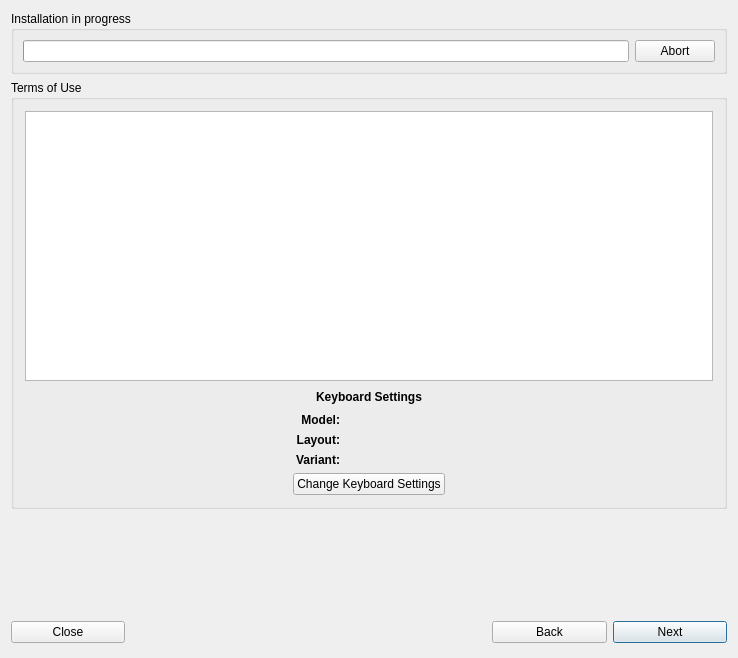
This is meinstall.ui in gazelle-installer/gazelle-installer as Qt 5 draws it before an edit. The edited form follows.
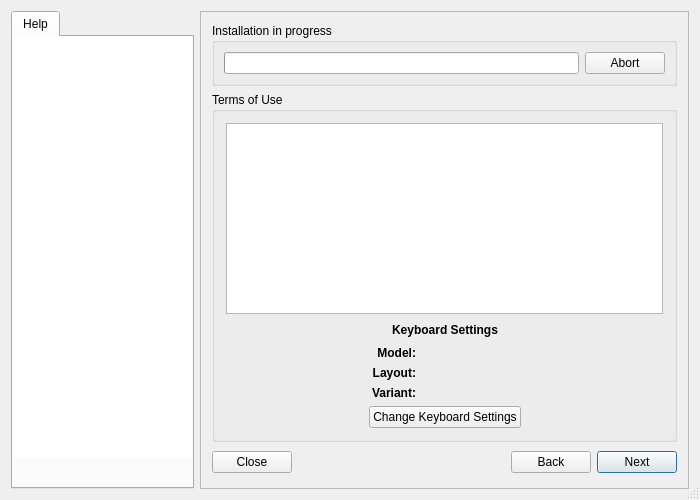
This is the edited form. Icons and pictures are not drawn.

Commit message: Fused the two window components.

What changed in the file:
```diff
--- a/meinstall.ui
+++ b/meinstall.ui
@@ -1,26 +1,200 @@
 <?xml version="1.0" encoding="UTF-8"?>
 <ui version="4.0">
  <class>MeInstall</class>
- <widget class="QWidget" name="MeInstall">
+ <widget class="QDialog" name="MeInstall">
   <property name="geometry">
    <rect>
     <x>0</x>
     <y>0</y>
-    <width>738</width>
-    <height>658</height>
+    <width>700</width>
+    <height>500</height>
    </rect>
   </property>
   <property name="sizePolicy">
-   <sizepolicy hsizetype="MinimumExpanding" vsizetype="MinimumExpanding">
+   <sizepolicy hsizetype="Minimum" vsizetype="Minimum">
     <horstretch>0</horstretch>
     <verstretch>0</verstretch>
    </sizepolicy>
   </property>
+  <property name="minimumSize">
+   <size>
+    <width>570</width>
+    <height>360</height>
+   </size>
+  </property>
   <property name="windowTitle">
    <string notr="true">MeInstall</string>
   </property>
+  <property name="sizeGripEnabled">
+   <bool>true</bool>
+  </property>
+  <layout class="QHBoxLayout">
+   <item>
+    <widget class="QTabWidget" name="mainTabs">
+     <property name="sizePolicy">
+      <sizepolicy hsizetype="Preferred" vsizetype="Expanding">
+       <horstretch>3</horstretch>
+       <verstretch>0</verstretch>
+      </sizepolicy>
+     </property>
+     <property name="tabPosition">
+      <enum>QTabWidget::North</enum>
+     </property>
+     <property name="tabShape">
+      <enum>QTabWidget::Rounded</enum>
+     </property>
+     <property name="elideMode">
+      <enum>Qt::ElideNone</enum>
+     </property>
+     <property name="documentMode">
+      <bool>false</bool>
+     </property>
+     <property name="tabsClosable">
+      <bool>false</bool>
+     </property>
+     <property name="movable">
+      <bool>false</bool>
+     </property>
+     <widget class="QWidget" name="tab">
+      <attribute name="title">
+       <string>Help</string>
+      </attribute>
+      <widget class="QTextEdit" name="mainHelp">
+       <property name="geometry">
+        <rect>
+         <x>0</x>
+         <y>0</y>
+         <width>181</width>
+         <height>421</height>
+        </rect>
+       </property>
+       <property name="sizePolicy">
+        <sizepolicy hsizetype="Preferred" vsizetype="Preferred">
+         <horstretch>0</horstretch>
+         <verstretch>0</verstretch>
+        </sizepolicy>
+       </property>
+       <property name="frameShape">
+        <enum>QFrame::NoFrame</enum>
+       </property>
+       <property name="frameShadow">
+        <enum>QFrame::Plain</enum>
+       </property>
+       <property name="lineWidth">
+        <number>0</number>
+       </property>
+       <property name="verticalScrollBarPolicy">
+        <enum>Qt::ScrollBarAsNeeded</enum>
+       </property>
+       <property name="horizontalScrollBarPolicy">
+        <enum>Qt::ScrollBarAlwaysOff</enum>
+       </property>
+       <property name="sizeAdjustPolicy">
+        <enum>QAbstractScrollArea::AdjustToContents</enum>
+       </property>
+       <property name="readOnly">
+        <bool>true</bool>
+       </property>
+       <property name="tabStopWidth">
+        <number>82</number>
+       </property>
+      </widget>
+      <widget class="QLabel" name="helpbackdrop">
+       <property name="geometry">
+        <rect>
+         <x>0</x>
+         <y>0</y>
+         <width>181</width>
+         <height>421</height>
+        </rect>
+       </property>
+       <property name="frameShape">
+        <enum>QFrame::NoFrame</enum>
+       </property>
+       <property name="frameShadow">
+        <enum>QFrame::Plain</enum>
+       </property>
+       <property name="lineWidth">
+        <number>0</number>
+       </property>
+       <property name="text">
+        <string/>
+       </property>
+       <property name="pixmap">
+        <pixmap>/usr/share/gazelle-installer-data/backdrop-textbox.png</pixmap>
+       </property>
+       <property name="scaledContents">
+        <bool>true</bool>
+       </property>
+      </widget>
+      <zorder>helpbackdrop</zorder>
+      <zorder>mainHelp</zorder>
+     </widget>
+    </widget>
+   </item>
+   <item>
+    <widget class="QFrame" name="mainFrame">
+     <property name="sizePolicy">
+      <sizepolicy hsizetype="Expanding" vsizetype="Expanding">
+       <horstretch>8</horstretch>
+       <verstretch>0</verstretch>
+      </sizepolicy>
+     </property>
+     <property name="frameShape">
+      <enum>QFrame::StyledPanel</enum>
+     </property>
+     <property name="frameShadow">
+      <enum>QFrame::Raised</enum>
+     </property>
+     <property name="lineWidth">
+      <number>0</number>
+     </property>
   <layout class="QGridLayout" name="_2">
-   <item row="0" column="0" colspan="6">
+      <item row="4" column="5">
+       <widget class="QPushButton" name="nextButton">
+        <property name="text">
+         <string>Next</string>
+        </property>
+        <property name="icon">
+         <iconset theme="go-next">
+          <normaloff>.</normaloff>.</iconset>
+        </property>
+        <property name="shortcut">
+         <string>Alt+N</string>
+        </property>
+        <property name="default">
+         <bool>true</bool>
+        </property>
+       </widget>
+      </item>
+      <item row="4" column="4">
+       <widget class="QPushButton" name="backButton">
+        <property name="text">
+         <string>Back</string>
+        </property>
+        <property name="icon">
+         <iconset theme="go-previous">
+          <normaloff>.</normaloff>.</iconset>
+        </property>
+        <property name="shortcut">
+         <string>Alt+K</string>
+        </property>
+       </widget>
+      </item>
+      <item row="4" column="1" colspan="3">
+       <spacer name="horizontalSpacer_6">
+        <property name="orientation">
+         <enum>Qt::Horizontal</enum>
+        </property>
+        <property name="sizeHint" stdset="0">
+         <size>
+          <width>122</width>
+          <height>29</height>
+         </size>
+        </property>
+       </spacer>
+      </item>
+      <item row="1" column="0" colspan="6">
     <widget class="QGroupBox" name="installBox">
      <property name="sizePolicy">
       <sizepolicy hsizetype="MinimumExpanding" vsizetype="Fixed">
@@ -47,19 +221,6 @@
       <property name="spacing">
        <number>6</number>
       </property>
-      <item row="0" column="0">
-       <widget class="QProgressBar" name="progressBar">
-        <property name="sizePolicy">
-         <sizepolicy hsizetype="MinimumExpanding" vsizetype="Minimum">
-          <horstretch>0</horstretch>
-          <verstretch>0</verstretch>
-         </sizepolicy>
-        </property>
-        <property name="orientation">
-         <enum>Qt::Horizontal</enum>
-        </property>
-       </widget>
-      </item>
       <item row="0" column="2">
        <widget class="QPushButton" name="abortInstallButton">
         <property name="sizePolicy">
@@ -79,10 +240,34 @@
         </property>
        </widget>
       </item>
+         <item row="0" column="0">
+          <widget class="QProgressBar" name="progressBar">
+           <property name="sizePolicy">
+            <sizepolicy hsizetype="MinimumExpanding" vsizetype="Minimum">
+             <horstretch>0</horstretch>
+             <verstretch>0</verstretch>
+            </sizepolicy>
+           </property>
+           <property name="orientation">
+            <enum>Qt::Horizontal</enum>
+           </property>
+          </widget>
+         </item>
      </layout>
     </widget>
    </item>
-   <item row="1" column="0" colspan="6">
+      <item row="4" column="0">
+       <widget class="QPushButton" name="closeButton">
+        <property name="text">
+         <string>Close</string>
+        </property>
+        <property name="icon">
+         <iconset theme="window-close">
+          <normaloff>.</normaloff>.</iconset>
+        </property>
+       </widget>
+      </item>
+      <item row="2" column="0" colspan="6">
     <widget class="QStackedWidget" name="widgetStack">
      <property name="sizePolicy">
       <sizepolicy hsizetype="MinimumExpanding" vsizetype="MinimumExpanding">
@@ -2846,74 +3031,9 @@
      </widget>
     </widget>
    </item>
-   <item row="3" column="5">
-    <widget class="QPushButton" name="nextButton">
-     <property name="text">
-      <string>Next</string>
-     </property>
-     <property name="icon">
-      <iconset theme="go-next">
-       <normaloff>.</normaloff>.</iconset>
-     </property>
-     <property name="shortcut">
-      <string>Alt+N</string>
-     </property>
-     <property name="default">
-      <bool>true</bool>
-     </property>
+     </layout>
     </widget>
    </item>
-   <item row="3" column="4">
-    <widget class="QPushButton" name="backButton">
-     <property name="text">
-      <string>Back</string>
-     </property>
-     <property name="icon">
-      <iconset theme="go-previous">
-       <normaloff>.</normaloff>.</iconset>
-     </property>
-     <property name="shortcut">
-      <string>Alt+K</string>
-     </property>
-    </widget>
-   </item>
-   <item row="3" column="0">
-    <widget class="QPushButton" name="closeButton">
-     <property name="text">
-      <string>Close</string>
-     </property>
-     <property name="icon">
-      <iconset theme="window-close">
-       <normaloff>.</normaloff>.</iconset>
-     </property>
-    </widget>
-   </item>
-   <item row="3" column="1" colspan="3">
-    <spacer name="horizontalSpacer_6">
-     <property name="orientation">
-      <enum>Qt::Horizontal</enum>
-     </property>
-     <property name="sizeHint" stdset="0">
-      <size>
-       <width>122</width>
-       <height>29</height>
-      </size>
-     </property>
-    </spacer>
-   </item>
-   <item row="2" column="0">
-    <spacer name="verticalSpacer_4">
-     <property name="orientation">
-      <enum>Qt::Vertical</enum>
-     </property>
-     <property name="sizeHint" stdset="0">
-      <size>
-       <width>20</width>
-       <height>40</height>
-      </size>
-     </property>
-    </spacer>
-   </item>
   </layout>
  </widget>
  <layoutdefault spacing="6" margin="11"/>
```
Left out of the diff: 27 changed lines with no effect on the pictures. Lines whose indentation alone changed are shown as unchanged. The commit also changes 7 other files.
